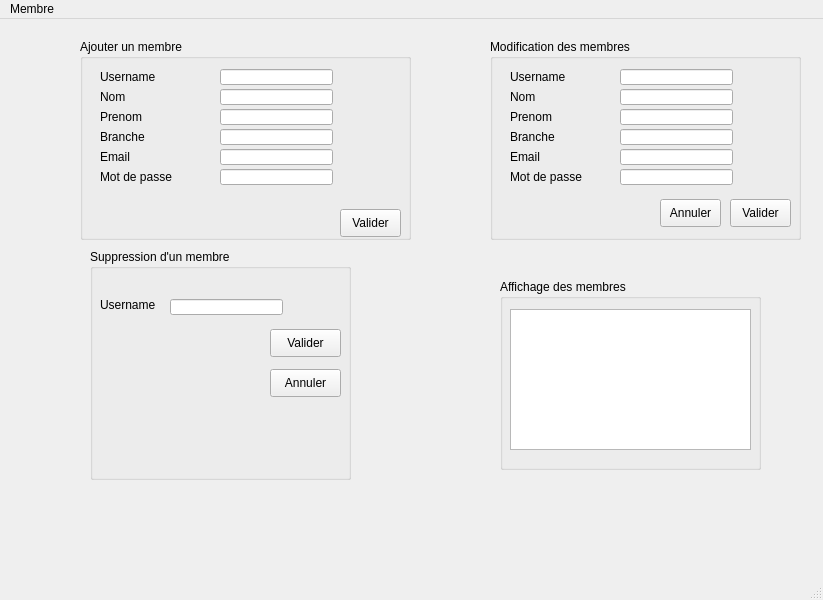
Qt form mainwindow.ui (Mahdi-dahmani/Smart-Aid-association-2A9) before a commit.
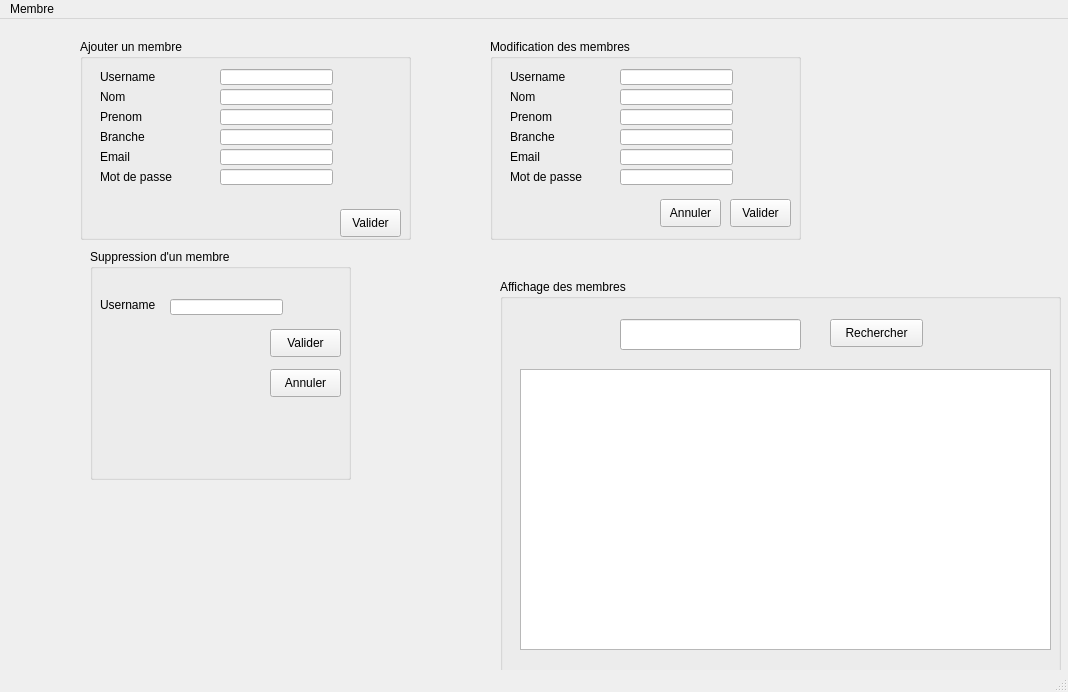
The same form after that commit.

Patch:
```diff
--- a/mainwindow.ui
+++ b/mainwindow.ui
@@ -6,8 +6,8 @@
    <rect>
     <x>0</x>
     <y>0</y>
-    <width>823</width>
-    <height>600</height>
+    <width>1068</width>
+    <height>692</height>
    </rect>
   </property>
   <property name="windowTitle">
@@ -422,8 +422,8 @@
      <rect>
       <x>500</x>
       <y>260</y>
-      <width>261</width>
-      <height>191</height>
+      <width>561</width>
+      <height>411</height>
      </rect>
     </property>
     <property name="title">
@@ -432,13 +432,39 @@
     <widget class="QTableView" name="tableView">
      <property name="geometry">
       <rect>
-       <x>10</x>
-       <y>30</y>
-       <width>241</width>
-       <height>141</height>
+       <x>20</x>
+       <y>90</y>
+       <width>531</width>
+       <height>281</height>
       </rect>
      </property>
     </widget>
+    <widget class="QLineEdit" name="rech">
+     <property name="geometry">
+      <rect>
+       <x>120</x>
+       <y>40</y>
+       <width>181</width>
+       <height>31</height>
+      </rect>
+     </property>
+     <property name="text">
+      <string/>
+     </property>
+    </widget>
+    <widget class="QPushButton" name="pushButton_6">
+     <property name="geometry">
+      <rect>
+       <x>330</x>
+       <y>40</y>
+       <width>93</width>
+       <height>28</height>
+      </rect>
+     </property>
+     <property name="text">
+      <string>Rechercher</string>
+     </property>
+    </widget>
    </widget>
   </widget>
   <widget class="QMenuBar" name="menubar">
@@ -446,7 +472,7 @@
     <rect>
      <x>0</x>
      <y>0</y>
-     <width>823</width>
+     <width>1068</width>
      <height>26</height>
     </rect>
    </property>
```
